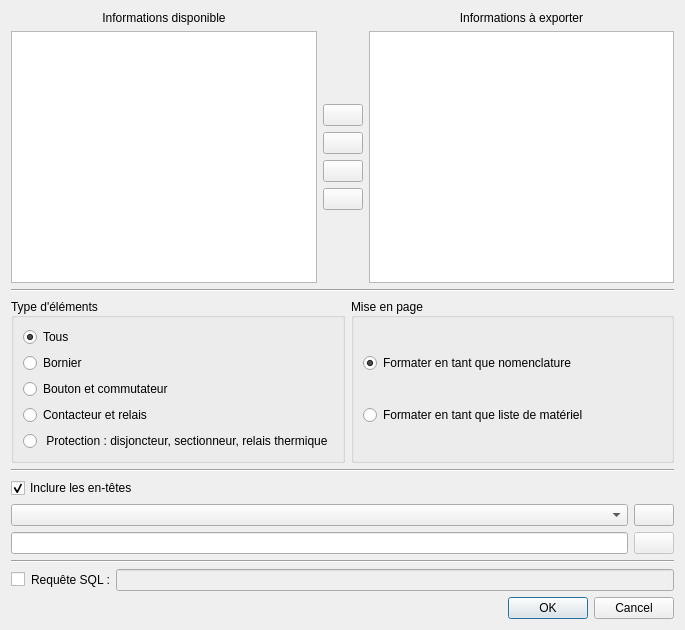
Qt form sources/ui/bomexportdialog.ui (qelectrotech/qelectrotech-source-mirror) before a commit.
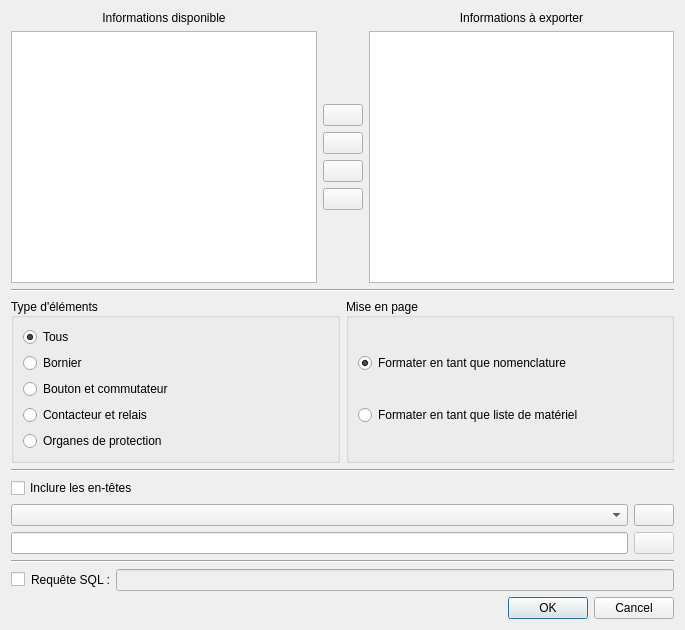
The same form after that commit. Icons and pictures are not drawn.

Commit message: Nomenclature export : Minor change in UI

What changed in the file:
```diff
--- a/sources/ui/bomexportdialog.ui
+++ b/sources/ui/bomexportdialog.ui
@@ -230,7 +230,7 @@
          <item>
           <widget class="QRadioButton" name="m_protection_rb">
            <property name="text">
-            <string> Protection : disjoncteur, sectionneur, relais thermique</string>
+            <string>Organes de protection</string>
            </property>
           </widget>
          </item>
@@ -322,11 +322,14 @@
       </item>
       <item row="0" column="0">
        <widget class="QCheckBox" name="m_include_header_cb">
+        <property name="enabled">
+         <bool>true</bool>
+        </property>
         <property name="text">
          <string>Inclure les en-têtes</string>
         </property>
         <property name="checked">
-         <bool>true</bool>
+         <bool>false</bool>
         </property>
        </widget>
       </item>
```
